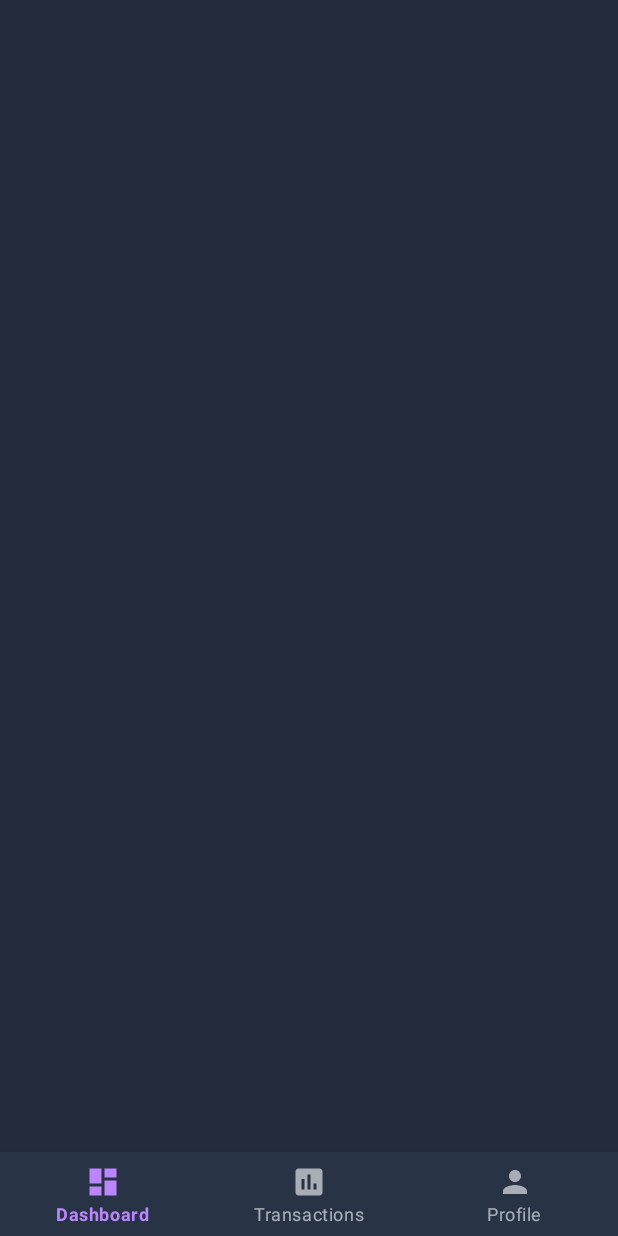
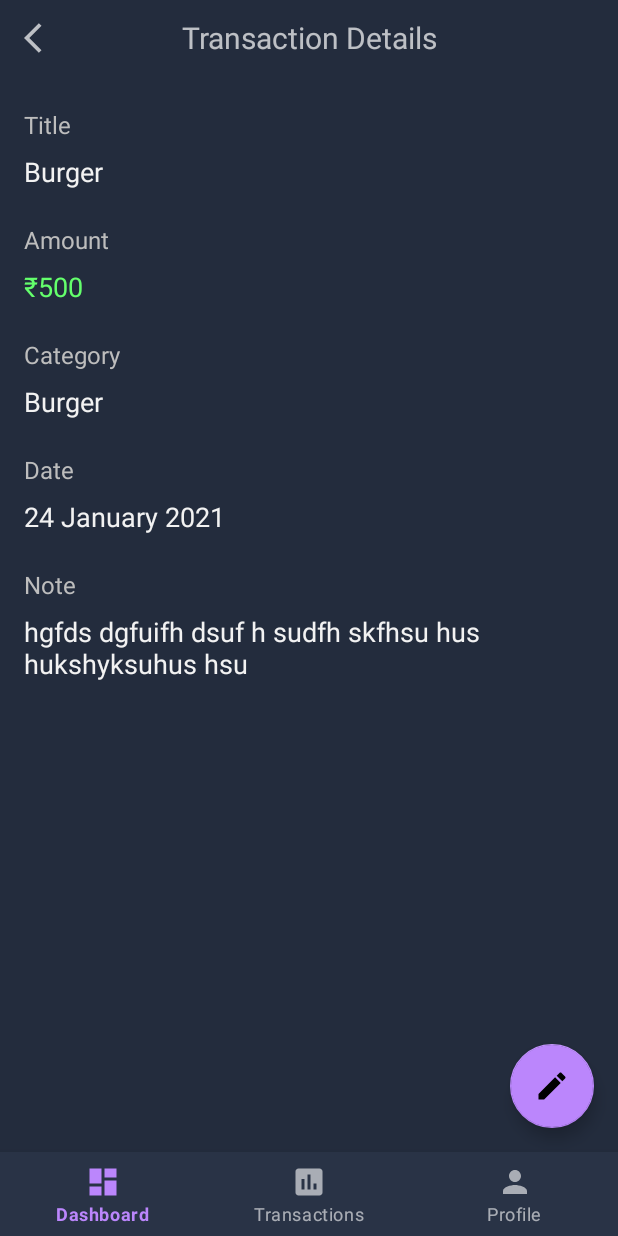
Before and after one commit to rishavchanda/Buckoid-Android-App, an Android app: the TransactionDetails screen opened through its navigation route, on a phone screen of 412 x 824 dp. Run offline under Robolectric (Android 15) with nearby library versions, the phone set to English and light mode, and no system bars; our stand-ins replace Room's generated code; libraries missing offline, so code that uses them is left out: org.eazegraph.lib; 8 statements that could not run were skipped.

Commit message:
added item selector and new features

```diff
--- a/app/src/main/res/layout/fragment_transaction_details.xml
+++ b/app/src/main/res/layout/fragment_transaction_details.xml
@@ -1,11 +1,174 @@
 <?xml version="1.0" encoding="utf-8"?>
 <androidx.constraintlayout.widget.ConstraintLayout xmlns:android="http://schemas.android.com/apk/res/android"
+    xmlns:app="http://schemas.android.com/apk/res-auto"
     xmlns:tools="http://schemas.android.com/tools"
     android:layout_width="match_parent"
     android:layout_height="match_parent"
     android:background="@color/background"
     tools:context=".fragments.TransactionDetails">
 
+    <androidx.constraintlayout.widget.ConstraintLayout
+        android:id="@+id/topBar"
+        android:layout_width="match_parent"
+        android:layout_height="50dp"
+        app:layout_constraintEnd_toEndOf="parent"
+        app:layout_constraintStart_toStartOf="parent"
+        app:layout_constraintTop_toTopOf="parent">
+
+        <TextView
+            android:layout_width="match_parent"
+            android:layout_height="match_parent"
+            android:gravity="center"
+            android:text="Transaction Details"
+            android:textSize="20sp" />
+
+        <ImageView
+            android:id="@+id/back"
+            android:layout_width="24dp"
+            android:layout_height="24dp"
+            android:layout_marginStart="16dp"
+            android:backgroundTint="#0000ffff"
+            android:src="@drawable/ic_baseline_arrow_back_ios_24"
+            app:layout_constraintBottom_toBottomOf="parent"
+            app:layout_constraintStart_toStartOf="parent"
+            app:layout_constraintTop_toTopOf="parent" />
+
+
+    </androidx.constraintlayout.widget.ConstraintLayout>
+
+
+    <TextView
+        android:id="@+id/text1"
+        android:layout_width="wrap_content"
+        android:layout_height="wrap_content"
+        android:text="Title"
+        android:textSize="16sp"
+        android:textColor="@color/textSecondary"
+        android:layout_marginStart="16dp"
+        android:layout_marginTop="22dp"
+        app:layout_constraintTop_toBottomOf="@id/topBar"
+        app:layout_constraintStart_toStartOf="parent"
+        />
+    <TextView
+        android:id="@+id/title"
+        android:layout_width="wrap_content"
+        android:layout_height="wrap_content"
+        android:text="Burger"
+        android:textSize="18sp"
+        android:textColor="@color/textPrimary"
+        android:layout_marginTop="8dp"
+        app:layout_constraintTop_toBottomOf="@id/text1"
+        app:layout_constraintStart_toStartOf="@id/text1"
+        />
+
+    <TextView
+        android:id="@+id/text2"
+        android:layout_width="wrap_content"
+        android:layout_height="wrap_content"
+        android:text="Amount"
+        android:textSize="16sp"
+        android:textColor="@color/textSecondary"
+        android:layout_marginStart="16dp"
+        android:layout_marginTop="22dp"
+        app:layout_constraintTop_toBottomOf="@id/title"
+        app:layout_constraintStart_toStartOf="parent"
+        />
+    <TextView
+        android:id="@+id/amount"
+        android:layout_width="wrap_content"
+        android:layout_height="wrap_content"
+        android:text="₹500"
+        android:textSize="18sp"
+        android:textColor="@color/green"
+        android:layout_marginTop="8dp"
+        app:layout_constraintTop_toBottomOf="@id/text2"
+        app:layout_constraintStart_toStartOf="@id/text2"
+        />
+
+    <TextView
+        android:id="@+id/text3"
+        android:layout_width="wrap_content"
+        android:layout_height="wrap_content"
+        android:text="Category"
+        android:textSize="16sp"
+        android:textColor="@color/textSecondary"
+        android:layout_marginStart="16dp"
+        android:layout_marginTop="22dp"
+        app:layout_constraintTop_toBottomOf="@id/amount"
+        app:layout_constraintStart_toStartOf="parent"
+        />
+    <TextView
+        android:id="@+id/category"
+        android:layout_width="wrap_content"
+        android:layout_height="wrap_content"
+        android:text="Burger"
+        android:textSize="18sp"
+        android:textColor="@color/textPrimary"
+        android:layout_marginTop="8dp"
+        app:layout_constraintTop_toBottomOf="@id/text3"
+        app:layout_constraintStart_toStartOf="@id/text3"
+        />
+
+    <TextView
+        android:id="@+id/text4"
+        android:layout_width="wrap_content"
+        android:layout_height="wrap_content"
+        android:text="Date"
+        android:textSize="16sp"
+        android:textColor="@color/textSecondary"
+        android:layout_marginStart="16dp"
+        android:layout_marginTop="22dp"
+        app:layout_constraintTop_toBottomOf="@id/category"
+        app:layout_constraintStart_toStartOf="parent"
+        />
+    <TextView
+        android:id="@+id/date"
+        android:layout_width="wrap_content"
+        android:layout_height="wrap_content"
+        android:text="24 January 2021"
+        android:textSize="18sp"
+        android:textColor="@color/textPrimary"
+        android:layout_marginTop="8dp"
+        app:layout_constraintTop_toBottomOf="@id/text4"
+        app:layout_constraintStart_toStartOf="@id/text4"
+        />
+
+    <TextView
+        android:id="@+id/text5"
+        android:layout_width="wrap_content"
+        android:layout_height="wrap_content"
+        android:text="Note"
+        android:textSize="16sp"
+        android:textColor="@color/textSecondary"
+        android:layout_marginStart="16dp"
+        android:layout_marginTop="22dp"
+        app:layout_constraintTop_toBottomOf="@id/date"
+        app:layout_constraintStart_toStartOf="parent"
+        />
+    <TextView
+        android:id="@+id/note"
+        android:layout_width="0dp"
+        android:layout_height="wrap_content"
+        android:text="hgfds dgfuifh dsuf h sudfh skfhsu hus hukshyksuhus hsu "
+        android:textSize="18sp"
+        android:textColor="@color/textPrimary"
+        android:layout_marginTop="8dp"
+        android:layout_marginEnd="16dp"
+        app:layout_constraintEnd_toEndOf="parent"
+        app:layout_constraintTop_toBottomOf="@id/text5"
+        app:layout_constraintStart_toStartOf="@id/text5"
+        />
+
+    <com.google.android.material.floatingactionbutton.FloatingActionButton
+        android:id="@+id/edit"
+        android:layout_width="wrap_content"
+        android:layout_height="wrap_content"
+        app:layout_constraintEnd_toEndOf="parent"
+        app:layout_constraintBottom_toBottomOf="parent"
+        android:layout_margin="16dp"
+        android:src="@drawable/ic_baseline_edit_24"
+
+        />
 
 
 
```
